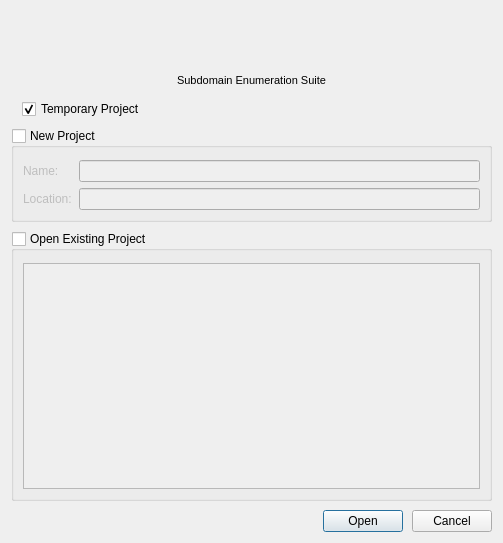
Old version of the form sub3suite/src/Dialogs/StartupDialog.ui in the repository 3nock/OTE.
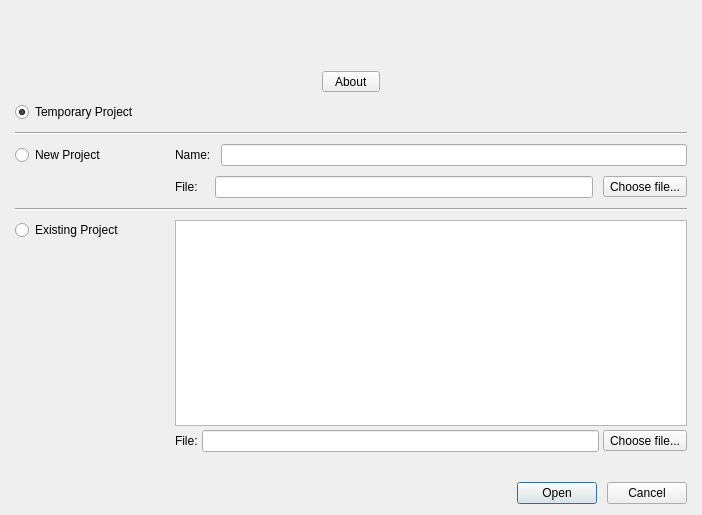
New version of the form. Icons and pictures are not drawn.

Commit message: working on the startup dialog

```diff
--- a/sub3suite/src/Dialogs/StartupDialog.ui
+++ b/sub3suite/src/Dialogs/StartupDialog.ui
@@ -6,8 +6,8 @@
    <rect>
     <x>0</x>
     <y>0</y>
-    <width>503</width>
-    <height>543</height>
+    <width>702</width>
+    <height>515</height>
    </rect>
   </property>
   <property name="windowTitle">
@@ -614,9 +614,15 @@
 }
 </string>
   </property>
-  <layout class="QVBoxLayout" name="verticalLayout_3">
+  <layout class="QVBoxLayout" name="verticalLayout_4">
    <property name="spacing">
-    <number>9</number>
+    <number>10</number>
+   </property>
+   <property name="leftMargin">
+    <number>15</number>
+   </property>
+   <property name="rightMargin">
+    <number>15</number>
    </property>
    <item>
     <layout class="QHBoxLayout" name="horizontalLayout">
@@ -677,16 +683,9 @@
       </spacer>
      </item>
      <item>
-      <widget class="QLabel" name="label_3">
-       <property name="font">
-        <font>
-         <pointsize>8</pointsize>
-         <weight>50</weight>
-         <bold>false</bold>
-        </font>
-       </property>
+      <widget class="QToolButton" name="toolButton_3">
        <property name="text">
-        <string>Subdomain Enumeration Suite</string>
+        <string>  About  </string>
        </property>
       </widget>
      </item>
@@ -706,12 +705,7 @@
     </layout>
    </item>
    <item>
-    <layout class="QHBoxLayout" name="horizontalLayout_6">
-     <property name="leftMargin">
-      <number>11</number>
-     </property>
-     <item>
-      <widget class="QCheckBox" name="checkBoxTemporary">
+    <widget class="QRadioButton" name="radioButtonTemporary">
        <property name="text">
         <string>Temporary Project</string>
        </property>
@@ -720,30 +714,47 @@
        </property>
       </widget>
      </item>
-    </layout>
+   <item>
+    <widget class="Line" name="line_2">
+     <property name="maximumSize">
+      <size>
+       <width>16777215</width>
+       <height>2</height>
+      </size>
+     </property>
+     <property name="orientation">
+      <enum>Qt::Horizontal</enum>
+     </property>
+    </widget>
    </item>
    <item>
-    <widget class="QGroupBox" name="groupBoxNewProject">
-     <property name="title">
-      <string>New Project</string>
-     </property>
-     <property name="checkable">
-      <bool>true</bool>
-     </property>
-     <property name="checked">
-      <bool>false</bool>
-     </property>
-     <layout class="QVBoxLayout" name="verticalLayout_2">
-      <property name="topMargin">
-       <number>12</number>
-      </property>
+    <layout class="QVBoxLayout" name="verticalLayout">
       <item>
        <layout class="QHBoxLayout" name="horizontalLayout_3">
+       <item>
+        <widget class="QRadioButton" name="radioButtonNewProject">
+         <property name="minimumSize">
+          <size>
+           <width>150</width>
+           <height>0</height>
+          </size>
+         </property>
+         <property name="text">
+          <string>New Project</string>
+         </property>
+        </widget>
+       </item>
         <item>
          <widget class="QLabel" name="label">
+         <property name="sizePolicy">
+          <sizepolicy hsizetype="Preferred" vsizetype="Maximum">
+           <horstretch>0</horstretch>
+           <verstretch>0</verstretch>
+          </sizepolicy>
+         </property>
           <property name="minimumSize">
            <size>
-            <width>50</width>
+           <width>0</width>
             <height>0</height>
            </size>
           </property>
@@ -759,47 +770,188 @@
       </item>
       <item>
        <layout class="QHBoxLayout" name="horizontalLayout_4">
+       <item>
+        <spacer name="horizontalSpacer_6">
+         <property name="orientation">
+          <enum>Qt::Horizontal</enum>
+         </property>
+         <property name="sizeType">
+          <enum>QSizePolicy::Fixed</enum>
+         </property>
+         <property name="sizeHint" stdset="0">
+          <size>
+           <width>160</width>
+           <height>20</height>
+          </size>
+         </property>
+        </spacer>
+       </item>
         <item>
          <widget class="QLabel" name="label_2">
+         <property name="sizePolicy">
+          <sizepolicy hsizetype="Preferred" vsizetype="Maximum">
+           <horstretch>0</horstretch>
+           <verstretch>0</verstretch>
+          </sizepolicy>
+         </property>
           <property name="minimumSize">
            <size>
-            <width>50</width>
+           <width>30</width>
             <height>0</height>
            </size>
           </property>
           <property name="text">
-           <string>Location:</string>
+          <string>File:</string>
           </property>
          </widget>
         </item>
         <item>
          <widget class="QLineEdit" name="lineEditLocation"/>
         </item>
+       <item>
+        <widget class="QToolButton" name="toolButton">
+         <property name="text">
+          <string>Choose file...</string>
+         </property>
+        </widget>
+       </item>
        </layout>
       </item>
      </layout>
+   </item>
+   <item>
+    <widget class="Line" name="line">
+     <property name="maximumSize">
+      <size>
+       <width>16777215</width>
+       <height>2</height>
+      </size>
+     </property>
+     <property name="orientation">
+      <enum>Qt::Horizontal</enum>
+     </property>
     </widget>
    </item>
    <item>
-    <widget class="QGroupBox" name="groupBoxExistingProject">
-     <property name="title">
-      <string>Open Existing Project</string>
-     </property>
-     <property name="checkable">
+    <layout class="QHBoxLayout" name="horizontalLayout_8">
+     <item>
+      <layout class="QVBoxLayout" name="verticalLayout_3">
+       <item>
+        <widget class="QRadioButton" name="radioButtonExistingProject">
+         <property name="minimumSize">
+          <size>
+           <width>150</width>
+           <height>0</height>
+          </size>
+         </property>
+         <property name="text">
+          <string>Existing Project</string>
+         </property>
+        </widget>
+       </item>
+       <item>
+        <spacer name="verticalSpacer_2">
+         <property name="orientation">
+          <enum>Qt::Vertical</enum>
+         </property>
+         <property name="sizeHint" stdset="0">
+          <size>
+           <width>20</width>
+           <height>40</height>
+          </size>
+         </property>
+        </spacer>
+       </item>
+      </layout>
+     </item>
+     <item>
+      <layout class="QVBoxLayout" name="verticalLayout_2">
+       <property name="spacing">
+        <number>4</number>
+       </property>
+       <item>
+        <widget class="QTableView" name="tableViewProjects">
+         <property name="selectionMode">
+          <enum>QAbstractItemView::SingleSelection</enum>
+         </property>
+         <property name="selectionBehavior">
+          <enum>QAbstractItemView::SelectRows</enum>
+         </property>
+         <property name="showGrid">
+          <bool>false</bool>
+         </property>
+         <attribute name="horizontalHeaderMinimumSectionSize">
+          <number>100</number>
+         </attribute>
+         <attribute name="horizontalHeaderStretchLastSection">
       <bool>true</bool>
-     </property>
-     <property name="checked">
+         </attribute>
+         <attribute name="verticalHeaderVisible">
       <bool>false</bool>
-     </property>
-     <layout class="QVBoxLayout" name="verticalLayout">
-      <property name="topMargin">
-       <number>12</number>
-      </property>
+         </attribute>
+         <attribute name="verticalHeaderMinimumSectionSize">
+          <number>20</number>
+         </attribute>
+         <attribute name="verticalHeaderDefaultSectionSize">
+          <number>20</number>
+         </attribute>
+         <attribute name="verticalHeaderHighlightSections">
+          <bool>false</bool>
+         </attribute>
+        </widget>
+       </item>
+       <item>
+        <layout class="QHBoxLayout" name="horizontalLayout_7">
+         <item>
+          <widget class="QLabel" name="label_4">
+           <property name="sizePolicy">
+            <sizepolicy hsizetype="Preferred" vsizetype="Maximum">
+             <horstretch>0</horstretch>
+             <verstretch>0</verstretch>
+            </sizepolicy>
+           </property>
+           <property name="minimumSize">
+            <size>
+             <width>0</width>
+             <height>0</height>
+            </size>
+           </property>
+           <property name="text">
+            <string>File:</string>
+           </property>
+          </widget>
+         </item>
       <item>
-       <widget class="QListWidget" name="listWidgetProjects"/>
-      </item>
-     </layout>
-    </widget>
+          <widget class="QLineEdit" name="lineEditLocation_2"/>
+         </item>
+         <item>
+          <widget class="QToolButton" name="toolButton_2">
+           <property name="text">
+            <string>Choose file...</string>
+           </property>
+          </widget>
+         </item>
+        </layout>
+       </item>
+      </layout>
+     </item>
+    </layout>
+   </item>
+   <item>
+    <spacer name="verticalSpacer">
+     <property name="orientation">
+      <enum>Qt::Vertical</enum>
+     </property>
+     <property name="sizeType">
+      <enum>QSizePolicy::Fixed</enum>
+     </property>
+     <property name="sizeHint" stdset="0">
+      <size>
+       <width>20</width>
+       <height>20</height>
+      </size>
+     </property>
+    </spacer>
    </item>
    <item>
     <layout class="QHBoxLayout" name="horizontalLayout_5">
```
Left out of the diff: 42 changed lines with no effect on the pictures. Lines whose indentation alone changed are shown as unchanged. The commit also changes 5 other files.
